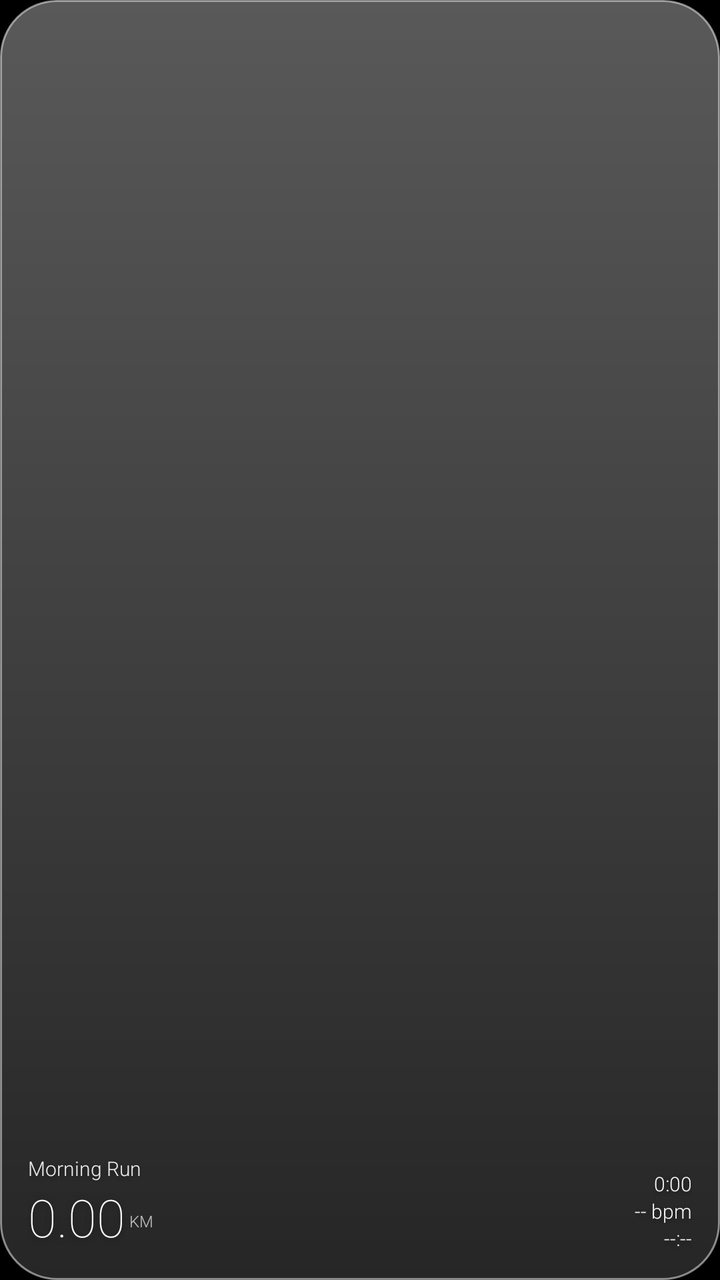
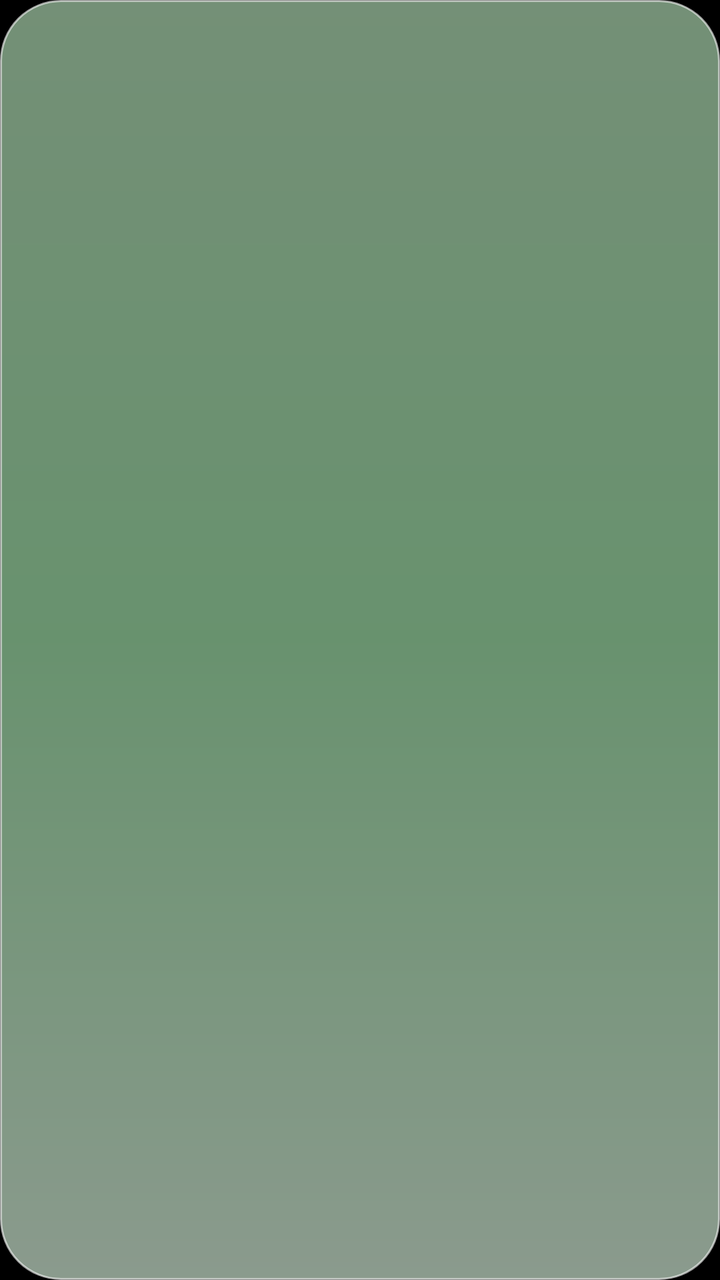

The first picture is an Android layout as it rendered before a commit; the second is the same layout after the commit. The layout source and the unified diff follow.
<!-- AndroidManifest.xml: application theme Theme.HINC -->
<!-- res/layout/widget_hinc.xml -->
<?xml version="1.0" encoding="utf-8"?>
<RelativeLayout xmlns:android="http://schemas.android.com/apk/res/android"
    android:id="@+id/w_root" android:layout_width="match_parent" android:layout_height="match_parent"
    android:background="@drawable/widget_bg" android:padding="14dp">

    <ImageView android:id="@+id/w_route" android:layout_width="match_parent" android:layout_height="64dp"
        android:layout_alignParentTop="true" android:scaleType="fitCenter" android:contentDescription="Route"/>

    <LinearLayout android:layout_width="wrap_content" android:layout_height="wrap_content"
        android:layout_alignParentBottom="true" android:layout_alignParentStart="true" android:orientation="vertical">
        <TextView android:id="@+id/w_title" android:layout_width="wrap_content" android:layout_height="wrap_content"
            android:text="Morning Run" android:textColor="#E6FFFFFF" android:textSize="10sp" android:maxLines="1"
            android:fontFamily="sans-serif-light" android:shadowColor="#66000000" android:shadowDx="0" android:shadowDy="2" android:shadowRadius="6"/>
        <LinearLayout android:layout_width="wrap_content" android:layout_height="wrap_content" android:orientation="horizontal"
            android:gravity="bottom">
            <TextView android:id="@+id/w_dist" android:layout_width="wrap_content" android:layout_height="wrap_content"
                android:text="0.00" android:textColor="#FFFFFFFF" android:textSize="26sp" android:maxLines="1"
                android:fontFamily="sans-serif-thin" android:shadowColor="#66000000" android:shadowDx="0" android:shadowDy="2" android:shadowRadius="8"/>
            <TextView android:id="@+id/w_unit" android:layout_width="wrap_content" android:layout_height="wrap_content"
                android:text=" KM" android:textColor="#B3FFFFFF" android:textSize="8sp" android:layout_marginBottom="5dp"
                android:fontFamily="sans-serif-light"/>
        </LinearLayout>
    </LinearLayout>

    <LinearLayout android:layout_width="wrap_content" android:layout_height="wrap_content"
        android:layout_alignParentBottom="true" android:layout_alignParentEnd="true" android:orientation="vertical" android:gravity="end">
        <TextView android:id="@+id/w_time" android:layout_width="wrap_content" android:layout_height="wrap_content"
            android:text="0:00" android:textColor="#F2FFFFFF" android:textSize="10sp" android:fontFamily="sans-serif-light"
            android:shadowColor="#66000000" android:shadowDx="0" android:shadowDy="2" android:shadowRadius="6"/>
        <TextView android:id="@+id/w_bpm" android:layout_width="wrap_content" android:layout_height="wrap_content"
            android:text="-- bpm" android:textColor="#F2FFFFFF" android:textSize="10sp" android:fontFamily="sans-serif-light"
            android:shadowColor="#66000000" android:shadowDx="0" android:shadowDy="2" android:shadowRadius="6"/>
        <TextView android:id="@+id/w_pace" android:layout_width="wrap_content" android:layout_height="wrap_content"
            android:text="--:--" android:textColor="#F2FFFFFF" android:textSize="10sp" android:fontFamily="sans-serif-light"
            android:shadowColor="#66000000" android:shadowDx="0" android:shadowDy="2" android:shadowRadius="6"/>
    </LinearLayout>
</RelativeLayout>
<!-- resources referenced by this layout -->
<resources>
  <!-- drawable widget_bg (drawable) -->
  <shape xmlns:android="http://schemas.android.com/apk/res/android" android:shape="rectangle">
      <gradient android:angle="270" android:startColor="#59FFFFFF" android:endColor="#26FFFFFF"/>
      <corners android:radius="28dp"/>
      <stroke android:width="1dp" android:color="#80FFFFFF"/>
  </shape>
  <style name="Theme.HINC" parent="android:Theme.Material.NoActionBar">
          <item name="android:windowBackground">#000000</item>
          <item name="android:statusBarColor">#000000</item>
          <item name="android:navigationBarColor">#000000</item>
      </style>
</resources>

<!-- the commit's change to res/layout/widget_hinc.xml (unified diff, before → after) -->
@@ -1,37 +1,6 @@
 <?xml version="1.0" encoding="utf-8"?>
 <RelativeLayout xmlns:android="http://schemas.android.com/apk/res/android"
-    android:id="@+id/w_root" android:layout_width="match_parent" android:layout_height="match_parent"
-    android:background="@drawable/widget_bg" android:padding="14dp">
-
-    <ImageView android:id="@+id/w_route" android:layout_width="match_parent" android:layout_height="64dp"
-        android:layout_alignParentTop="true" android:scaleType="fitCenter" android:contentDescription="Route"/>
-
-    <LinearLayout android:layout_width="wrap_content" android:layout_height="wrap_content"
-        android:layout_alignParentBottom="true" android:layout_alignParentStart="true" android:orientation="vertical">
-        <TextView android:id="@+id/w_title" android:layout_width="wrap_content" android:layout_height="wrap_content"
-            android:text="Morning Run" android:textColor="#E6FFFFFF" android:textSize="10sp" android:maxLines="1"
-            android:fontFamily="sans-serif-light" android:shadowColor="#66000000" android:shadowDx="0" android:shadowDy="2" android:shadowRadius="6"/>
-        <LinearLayout android:layout_width="wrap_content" android:layout_height="wrap_content" android:orientation="horizontal"
-            android:gravity="bottom">
-            <TextView android:id="@+id/w_dist" android:layout_width="wrap_content" android:layout_height="wrap_content"
-                android:text="0.00" android:textColor="#FFFFFFFF" android:textSize="26sp" android:maxLines="1"
-                android:fontFamily="sans-serif-thin" android:shadowColor="#66000000" android:shadowDx="0" android:shadowDy="2" android:shadowRadius="8"/>
-            <TextView android:id="@+id/w_unit" android:layout_width="wrap_content" android:layout_height="wrap_content"
-                android:text=" KM" android:textColor="#B3FFFFFF" android:textSize="8sp" android:layout_marginBottom="5dp"
-                android:fontFamily="sans-serif-light"/>
-        </LinearLayout>
-    </LinearLayout>
-
-    <LinearLayout android:layout_width="wrap_content" android:layout_height="wrap_content"
-        android:layout_alignParentBottom="true" android:layout_alignParentEnd="true" android:orientation="vertical" android:gravity="end">
-        <TextView android:id="@+id/w_time" android:layout_width="wrap_content" android:layout_height="wrap_content"
-            android:text="0:00" android:textColor="#F2FFFFFF" android:textSize="10sp" android:fontFamily="sans-serif-light"
-            android:shadowColor="#66000000" android:shadowDx="0" android:shadowDy="2" android:shadowRadius="6"/>
-        <TextView android:id="@+id/w_bpm" android:layout_width="wrap_content" android:layout_height="wrap_content"
-            android:text="-- bpm" android:textColor="#F2FFFFFF" android:textSize="10sp" android:fontFamily="sans-serif-light"
-            android:shadowColor="#66000000" android:shadowDx="0" android:shadowDy="2" android:shadowRadius="6"/>
-        <TextView android:id="@+id/w_pace" android:layout_width="wrap_content" android:layout_height="wrap_content"
-            android:text="--:--" android:textColor="#F2FFFFFF" android:textSize="10sp" android:fontFamily="sans-serif-light"
-            android:shadowColor="#66000000" android:shadowDx="0" android:shadowDy="2" android:shadowRadius="6"/>
-    </LinearLayout>
+    android:id="@+id/w_root" android:layout_width="match_parent" android:layout_height="match_parent">
+    <ImageView android:id="@+id/w_card" android:layout_width="match_parent" android:layout_height="match_parent"
+        android:scaleType="fitCenter" android:src="@drawable/widget_preview" android:contentDescription="Run"/>
 </RelativeLayout>
<!-- resource entries referenced after the edit -->
@@ -1,10 +1,10 @@
 <!-- resources referenced by this layout -->
 <resources>
-  <!-- drawable widget_bg (drawable) -->
+  <!-- drawable widget_preview (drawable) -->
   <shape xmlns:android="http://schemas.android.com/apk/res/android" android:shape="rectangle">
-      <gradient android:angle="270" android:startColor="#59FFFFFF" android:endColor="#26FFFFFF"/>
-      <corners android:radius="28dp"/>
-      <stroke android:width="1dp" android:color="#80FFFFFF"/>
+      <gradient android:angle="270" android:startColor="#B0A8D0AC" android:centerColor="#BE8CC494" android:endColor="#AAD0E8D4"/>
+      <corners android:radius="30dp"/>
+      <stroke android:width="1dp" android:color="#99FFFFFF"/>
   </shape>
   <style name="Theme.HINC" parent="android:Theme.Material.NoActionBar">
           <item name="android:windowBackground">#000000</item>
